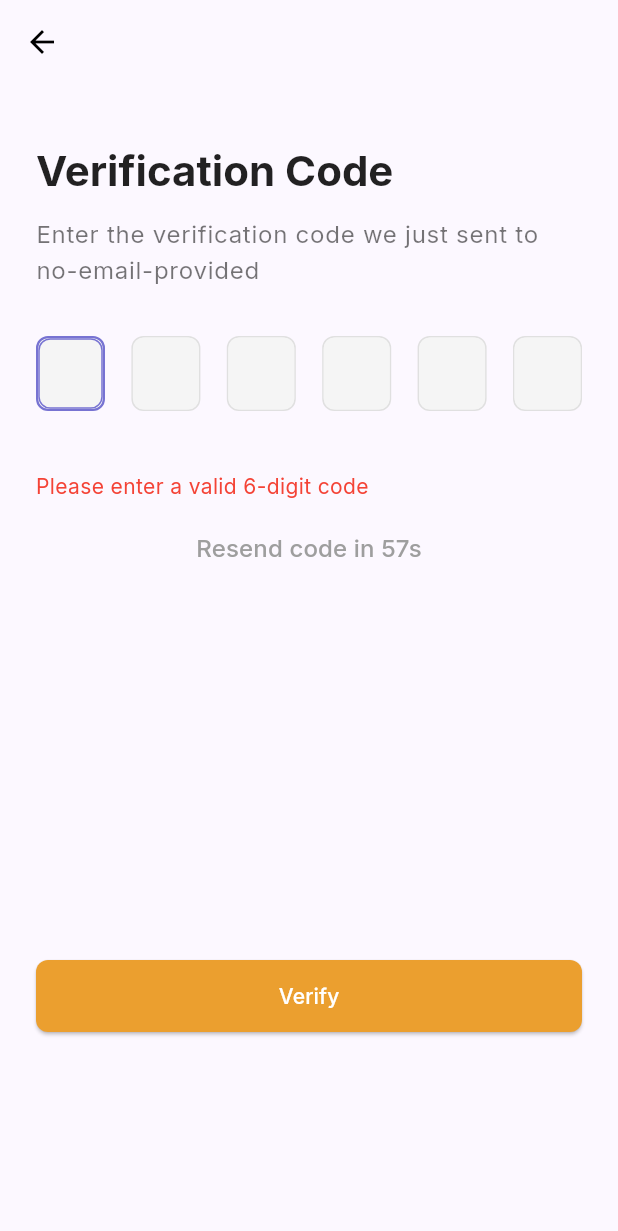
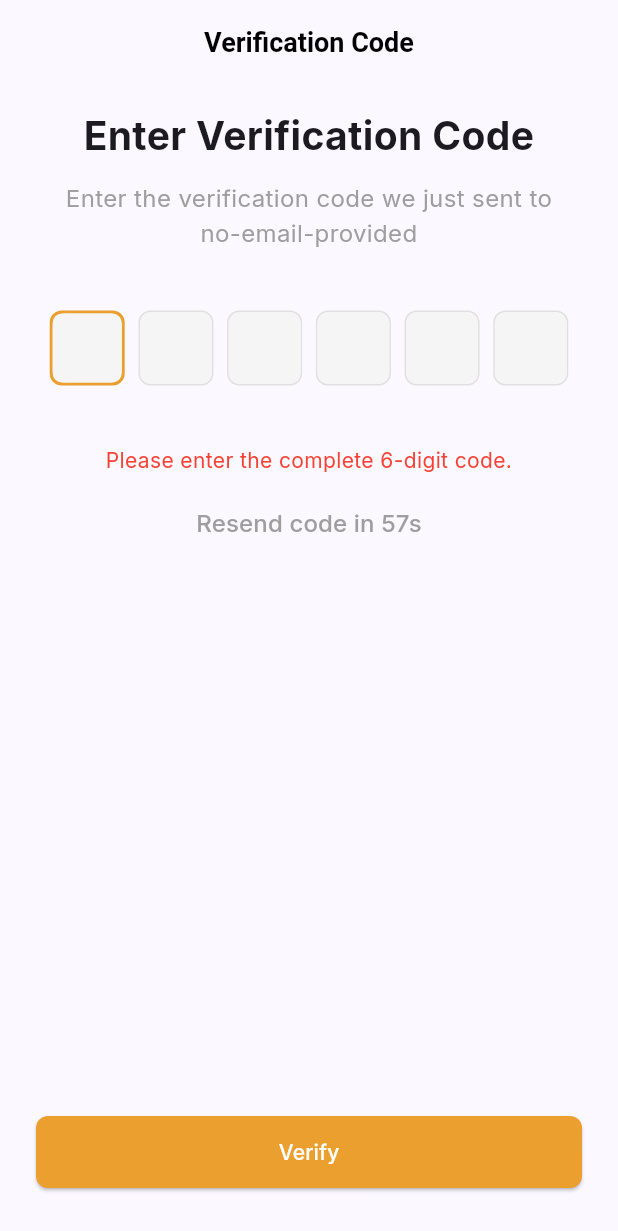
Before and after one commit to Taskaway-Malaysia/taskaway, a Flutter app: the OtpVerificationScreen screen opened by its route, after a tap on "Verify", on a phone screen of 412 x 824 dp. Shown: the top 1231 px of the screen. Run offline on Flutter 3.47's test engine with Material 3 defaults, Android fonts, the phone set to English and light mode, and no system bars; our stand-ins replace flutter_riverpod, freezed_annotation, go_router, image_picker, supabase_flutter; accounts and stored records are empty.

Commit message:
refactor: implement keyboard listener, fix onboarding images, and refactor OTP flow
- Added keyboard listener for better UX
- Fixed onboarding image display issues
- Refactored OTP verification for improved maintainability

```diff
--- a/lib/core/constants/asset_constants.dart
+++ b/lib/core/constants/asset_constants.dart
@@ -5,7 +5,7 @@ class AssetConstants {
   static const String iconPath = 'assets/icons';
 
   static const String logoPath = 'assets/images/logo.png';
-  static const String onboarding_1= 'images/onboarding_1.png';
-  static const String onboarding_2= 'images/onboarding_2.png';
-  static const String onboarding_3= 'images/onboarding_3.png';
+  static const String onboarding_1= 'assets/images/onboarding_1.png';
+  static const String onboarding_2= 'assets/images/onboarding_2.png';
+  static const String onboarding_3= 'assets/images/onboarding_3.png';
 }
--- a/lib/features/auth/screens/otp_verification_screen.dart
+++ b/lib/features/auth/screens/otp_verification_screen.dart
@@ -1,22 +1,20 @@
 import 'dart:async';
 import 'package:flutter/material.dart';
 import 'package:flutter_riverpod/flutter_riverpod.dart';
-import 'package:go_router/go_router.dart';
 import 'package:supabase_flutter/supabase_flutter.dart';
-import '../../../core/constants/style_constants.dart';
-import '../../../core/widgets/numpad_overlay.dart';
-import '../controllers/auth_controller.dart';
-import 'dart:developer' as dev;
+import 'package:taskaway/core/constants/style_constants.dart';
+import 'package:taskaway/core/widgets/numpad_overlay.dart';
+import 'package:taskaway/features/auth/controllers/auth_controller.dart';
 
 class OtpVerificationScreen extends ConsumerStatefulWidget {
-  final String email;
-  final OtpType type;
-
   const OtpVerificationScreen({
     super.key,
     required this.email,
-    this.type = OtpType.signup, // Default to signup for backward compatibility
+    required this.type,
   });
+
+  final String email;
+  final OtpType type;
 
   @override
   ConsumerState<OtpVerificationScreen> createState() => _OtpVerificationScreenState();
@@ -24,12 +22,10 @@ class OtpVerificationScreen extends ConsumerStatefulWidget {
 
 class _OtpVerificationScreenState extends ConsumerState<OtpVerificationScreen> {
   final List<TextEditingController> _controllers = List.generate(6, (_) => TextEditingController());
-  final List<FocusNode> _focusNodes = List.generate(6, (_) => FocusNode());
   int _currentOtpIndex = 0;
 
   int _resendSeconds = 60;
   Timer? _timer;
-  bool _isVerifying = false;
   bool _isResending = false;
   String? _errorMessage;
 
@@ -37,10 +33,6 @@ class _OtpVerificationScreenState extends ConsumerState<OtpVerificationScreen> {
   void initState() {
     super.initState();
     _startResendTimer();
-    // Request focus for the first OTP box initially to highlight it
-    WidgetsBinding.instance.addPostFrameCallback((_) {
-      if (mounted) _focusNodes[0].requestFocus();
-    });
   }
 
   void _startResendTimer() {
@@ -64,9 +56,6 @@ class _OtpVerificationScreenState extends ConsumerState<OtpVerificationScreen> {
     for (var controller in _controllers) {
       controller.dispose();
     }
-    for (var node in _focusNodes) {
-      node.dispose();
-    }
     _timer?.cancel();
     super.dispose();
   }
@@ -85,25 +74,21 @@ class _OtpVerificationScreenState extends ConsumerState<OtpVerificationScreen> {
                 _controllers[_currentOtpIndex].text = digit;
                 if (_currentOtpIndex < 5) {
                   _currentOtpIndex++;
-                  _focusNodes[_currentOtpIndex].requestFocus();
-                } else {
-                  // All fields filled, optionally auto-submit or enable verify
-                  // For now, just keep focus on the last field
-                  _focusNodes[_currentOtpIndex].requestFocus();
                 }
               });
             }
           },
           onBackspacePressed: () {
+            if (_currentOtpIndex >= 0) {
               setState(() {
                 if (_controllers[_currentOtpIndex].text.isNotEmpty) {
-                _controllers[_currentOtpIndex].text = '';
+                  _controllers[_currentOtpIndex].clear();
                 } else if (_currentOtpIndex > 0) {
                   _currentOtpIndex--;
-                _controllers[_currentOtpIndex].text = '';
+                  _controllers[_currentOtpIndex].clear();
                 }
-              _focusNodes[_currentOtpIndex].requestFocus();
               });
+            }
           },
           onConfirmPressed: () {
             Navigator.pop(context); // Close the numpad
@@ -111,108 +96,34 @@ class _OtpVerificationScreenState extends ConsumerState<OtpVerificationScreen> {
           },
         );
       },
-    ).whenComplete(() {
-        // Ensure focus is correctly managed when bottom sheet closes
-        if (mounted && _currentOtpIndex < _focusNodes.length) {
-           _focusNodes[_currentOtpIndex].requestFocus();
-        }
-    });
-  }
-
-  Future<void> _handleResendOtp() async {
-    if (_resendSeconds == 0 && !_isResending) {
-      setState(() {
-        _isResending = true;
-        _errorMessage = null;
-      });
-
-      try {
-        final authController = ref.read(authControllerProvider.notifier);
-
-        await authController.resendOtp(
-          email: widget.email,
-          type: widget.type,
     );
-
-        if (mounted) {
-          setState(() {
-            _resendSeconds = 60;
-            ScaffoldMessenger.of(context).showSnackBar(
-              const SnackBar(
-                content: Text('Verification code resent successfully'),
-                backgroundColor: Colors.green,
-              ),
-            );
-          });
-          _startResendTimer();
-        }
-      } catch (e) {
-        dev.log('Error resending OTP: $e');
-        if (mounted) {
-          setState(() {
-            _errorMessage = e is AuthException
-                ? e.message
-                : 'Failed to resend verification code. Please try again.';
-          });
-        }
-      } finally {
-        if (mounted) {
-          setState(() {
-            _isResending = false;
-          });
-        }
-      }
-    }
   }
 
   Future<void> _verifyOtp() async {
-    // Gather OTP from all text fields
-    final otp = _controllers.map((controller) => controller.text).join('');
-
-    // Validate OTP format
-    if (otp.length != 6 || !RegExp(r'^\d{6}$').hasMatch(otp)) {
+    final authNotifier = ref.read(authControllerProvider.notifier);
+    final otp = _controllers.map((c) => c.text).join();
+    if (otp.length != 6) {
       setState(() {
-        _errorMessage = 'Please enter a valid 6-digit code';
+        _errorMessage = 'Please enter the complete 6-digit code.';
       });
       return;
     }
 
     setState(() {
-      _isVerifying = true;
       _errorMessage = null;
     });
 
     try {
-      final authController = ref.read(authControllerProvider.notifier);
-
-      final response = await authController.verifyOtp(
+      await authNotifier.verifyOtp(
         email: widget.email,
         token: otp,
         type: widget.type,
       );
-
-      dev.log('OTP verification successful: ${response.session != null}');
-
-      if (mounted) {
-        if (widget.type == OtpType.recovery) {
-          dev.log('Navigating to /change-password after recovery OTP verification.');
-          context.pushReplacement('/change-password', extra: widget.email);
-        } else {
-          dev.log('Navigating to / after signup OTP verification to handle routing.');
-          context.go('/');
-        }
-      }
-    } catch (e) {
-      dev.log('Error verifying OTP: $e');
+      // On success, GoRouter's redirect will handle navigation
+    } on AuthException catch (e) {
       if (mounted) {
         setState(() {
-          _errorMessage = 'Invalid verification code. Please try again.';
-        });
-      }
-    } finally {
-      if (mounted) {
-        setState(() {
-          _isVerifying = false;
+          _errorMessage = e.message;
         });
       }
     }
@@ -220,14 +131,13 @@ class _OtpVerificationScreenState extends ConsumerState<OtpVerificationScreen> {
 
   @override
   Widget build(BuildContext context) {
+    final isLoading = ref.watch(authControllerProvider);
+
     return Scaffold(
       appBar: AppBar(
-        leading: IconButton(
-          icon: const Icon(Icons.arrow_back, color: Colors.black),
-          onPressed: () => context.pop(),
-        ),
+        title: const Text('Verification Code'),
+        elevation: 0,
         backgroundColor: Colors.transparent,
-        elevation: 0,
       ),
       body: SafeArea(
         child: LayoutBuilder(
@@ -239,56 +149,50 @@ class _OtpVerificationScreenState extends ConsumerState<OtpVerificationScreen> {
                 ),
                 child: IntrinsicHeight(
                   child: Padding(
-                    padding: const EdgeInsets.fromLTRB(24.0, 16.0, 24.0, 24.0),
+                    padding: const EdgeInsets.symmetric(horizontal: 24.0, vertical: 16.0),
                     child: Column(
-                      mainAxisSize: MainAxisSize.max,
-                      crossAxisAlignment: CrossAxisAlignment.start,
+                      crossAxisAlignment: CrossAxisAlignment.stretch,
                       children: [
-                        const SizedBox(height: 24),
-                        Text(
-                          'Verification Code',
-                          style: Theme.of(context).textTheme.headlineMedium?.copyWith(
+                        const Text(
+                          'Enter Verification Code',
+                          style: TextStyle(
+                            fontSize: 26,
                             fontWeight: FontWeight.bold,
-                                color: Colors.black87,
                           ),
+                          textAlign: TextAlign.center,
                         ),
                         const SizedBox(height: 12),
                         Text(
-                          'Enter the verification code we just sent to\n${widget.email}',
-                          style: Theme.of(context).textTheme.bodyLarge?.copyWith(
-                                color: Colors.black54,
-                                height: 1.5,
+                          'Enter the verification code we just sent to \n${widget.email}',
+                          style: const TextStyle(
+                            fontSize: 16,
+                            color: Colors.grey,
                           ),
+                          textAlign: TextAlign.center,
                         ),
-                        const SizedBox(height: 32),
+                        const SizedBox(height: 40),
                         Row(
-                          mainAxisAlignment: MainAxisAlignment.spaceBetween,
+                          mainAxisAlignment: MainAxisAlignment.spaceEvenly,
                           children: List.generate(6, (index) {
                             return GestureDetector(
-                              onTap: () {
-                                setState(() {
-                                  _currentOtpIndex = index;
-                                });
-                                _focusNodes[index].requestFocus();
-                                _showNumpad(context);
-                              },
+                              onTap: () => _showNumpad(context),
                               child: Container(
-                                width: 46,
+                                width: 50,
                                 height: 50,
+                                alignment: Alignment.center,
                                 decoration: BoxDecoration(
                                   color: Colors.grey.shade100,
                                   borderRadius: BorderRadius.circular(8),
                                   border: Border.all(
-                                    color: _focusNodes[index].hasFocus
-                                        ? StyleConstants.posterColorPrimary
+                                    color: _currentOtpIndex == index
+                                        ? StyleConstants.taskerColorPrimary
                                         : Colors.grey.shade300,
-                                    width: _focusNodes[index].hasFocus ? 1.5 : 1.0,
+                                    width: _currentOtpIndex == index ? 2 : 1.0,
                                   ),
                                 ),
                                 child: AbsorbPointer(
                                   child: TextFormField(
                                     controller: _controllers[index],
-                                    focusNode: _focusNodes[index],
                                     readOnly: true,
                                     textAlign: TextAlign.center,
                                     style: const TextStyle(
@@ -318,7 +222,27 @@ class _OtpVerificationScreenState extends ConsumerState<OtpVerificationScreen> {
                           ),
                         Center(
                           child: TextButton(
-                            onPressed: (_resendSeconds == 0 && !_isResending) ? _handleResendOtp : null,
+                            onPressed: (_resendSeconds == 0 && !isLoading && !_isResending) ? () async {
+                              setState(() {
+                                _isResending = true;
+                                _errorMessage = null;
+                              });
+                              try {
+                                await ref.read(authControllerProvider.notifier).resendOtp(email: widget.email, type: widget.type);
+                                setState(() {
+                                  _resendSeconds = 60;
+                                  _startResendTimer();
+                                });
+                              } on AuthException catch (e) {
+                                setState(() {
+                                  _errorMessage = e.message;
+                                });
+                              } finally {
+                                setState(() {
+                                  _isResending = false;
+                                });
+                              }
+                            } : null,
                             style: TextButton.styleFrom(
                               padding: const EdgeInsets.symmetric(horizontal: 16, vertical: 8),
                             ),
@@ -344,10 +268,10 @@ class _OtpVerificationScreenState extends ConsumerState<OtpVerificationScreen> {
                                   ),
                           ),
                         ),
-                        const SizedBox(height: 250),
+                        const Spacer(),
                         ElevatedButton(
-                          onPressed: !_isVerifying ? _verifyOtp : null,
-                          child: _isVerifying
+                          onPressed: isLoading ? null : _verifyOtp,
+                          child: isLoading
                               ? const SizedBox(
                                   height: 20,
                                   width: 20,
@@ -358,7 +282,7 @@ class _OtpVerificationScreenState extends ConsumerState<OtpVerificationScreen> {
                                 )
                               : const Text('Verify'),
                         ),
-                        const Spacer(),
+                        const SizedBox(height: 16), // Padding at the bottom
                       ],
                     ),
                   ),
```
Also changed, not shown: lib/core/widgets/numpad_overlay.dart (+68 -9 lines), lib/core/widgets/qwerty_overlay.dart (+42 -7 lines), 2 other files. Lines whose indentation alone changed are shown as unchanged.
